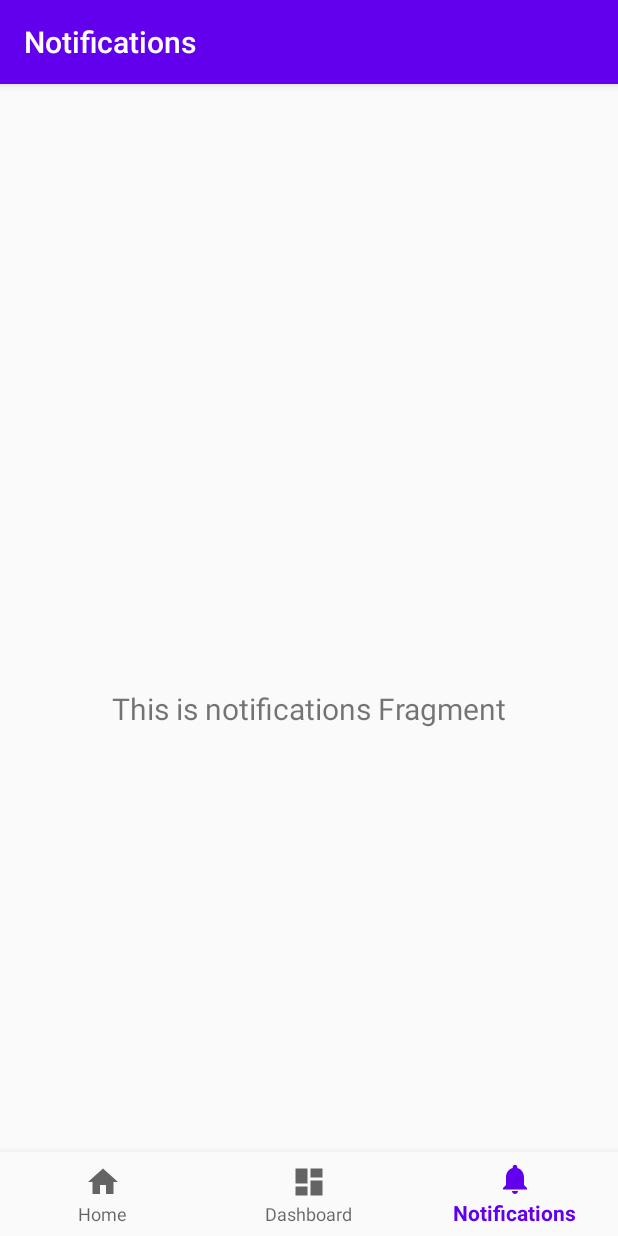
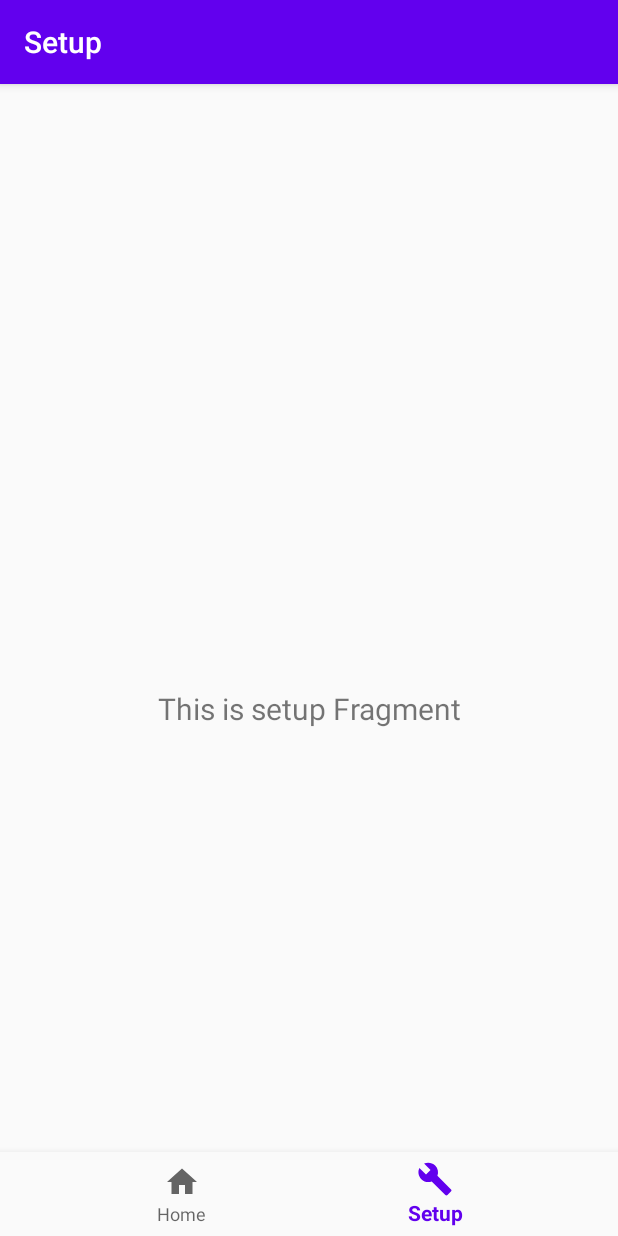
Before and after one commit to JPumphrey/diy-disco-lights, an Android app: the SetupFragment screen opened through its navigation route, on a phone screen of 412 x 824 dp. Run offline under Robolectric (Android 15) with nearby library versions, the phone set to English and light mode, and no system bars; our stand-ins replace navigation-ui.

Commit message:
Set up navigation and fragments

```diff
--- a/app/src/main/java/com/example/diydiscolights/MainActivity.kt
+++ b/app/src/main/java/com/example/diydiscolights/MainActivity.kt
@@ -19,7 +19,7 @@ class MainActivity : AppCompatActivity() {
         // Passing each menu ID as a set of Ids because each
         // menu should be considered as top level destinations.
         val appBarConfiguration = AppBarConfiguration(setOf(
-                R.id.navigation_home, R.id.navigation_dashboard, R.id.navigation_notifications))
+                R.id.navigation_home, R.id.navigation_setup))
         setupActionBarWithNavController(navController, appBarConfiguration)
         navView.setupWithNavController(navController)
     }
--- a/app/src/main/java/com/example/diydiscolights/ui/dashboard/DashboardFragment.kt
+++ /dev/null
@@ -1,31 +0,0 @@
-package com.example.diydiscolights.ui.dashboard
-
-import android.os.Bundle
-import android.view.LayoutInflater
-import android.view.View
-import android.view.ViewGroup
-import android.widget.TextView
-import androidx.fragment.app.Fragment
-import androidx.lifecycle.Observer
-import androidx.lifecycle.ViewModelProviders
-import com.example.diydiscolights.R
-
-class DashboardFragment : Fragment() {
-
-    private lateinit var dashboardViewModel: DashboardViewModel
-
-    override fun onCreateView(
-            inflater: LayoutInflater,
-            container: ViewGroup?,
-            savedInstanceState: Bundle?
-    ): View? {
-        dashboardViewModel =
-                ViewModelProviders.of(this).get(DashboardViewModel::class.java)
-        val root = inflater.inflate(R.layout.fragment_dashboard, container, false)
-        val textView: TextView = root.findViewById(R.id.text_dashboard)
-        dashboardViewModel.text.observe(viewLifecycleOwner, Observer {
-            textView.text = it
-        })
-        return root
-    }
-}
--- a/app/src/main/java/com/example/diydiscolights/ui/notifications/NotificationsViewModel.kt
+++ /dev/null
@@ -1,13 +0,0 @@
-package com.example.diydiscolights.ui.notifications
-
-import androidx.lifecycle.LiveData
-import androidx.lifecycle.MutableLiveData
-import androidx.lifecycle.ViewModel
-
-class NotificationsViewModel : ViewModel() {
-
-    private val _text = MutableLiveData<String>().apply {
-        value = "This is notifications Fragment"
-    }
-    val text: LiveData<String> = _text
-}
--- a/app/src/main/java/com/example/diydiscolights/ui/notifications/NotificationsFragment.kt
+++ b/app/src/main/java/com/example/diydiscolights/ui/setup/SetupFragment.kt
@@ -1,4 +1,4 @@
-package com.example.diydiscolights.ui.notifications
+package com.example.diydiscolights.ui.setup
 
 import android.os.Bundle
 import android.view.LayoutInflater
@@ -10,20 +10,20 @@ import androidx.lifecycle.Observer
 import androidx.lifecycle.ViewModelProviders
 import com.example.diydiscolights.R
 
-class NotificationsFragment : Fragment() {
+class SetupFragment : Fragment() {
 
-    private lateinit var notificationsViewModel: NotificationsViewModel
+    private lateinit var setupViewModel: SetupViewModel
 
     override fun onCreateView(
             inflater: LayoutInflater,
             container: ViewGroup?,
             savedInstanceState: Bundle?
     ): View? {
-        notificationsViewModel =
-                ViewModelProviders.of(this).get(NotificationsViewModel::class.java)
-        val root = inflater.inflate(R.layout.fragment_notifications, container, false)
-        val textView: TextView = root.findViewById(R.id.text_notifications)
-        notificationsViewModel.text.observe(viewLifecycleOwner, Observer {
+        setupViewModel =
+                ViewModelProviders.of(this).get(SetupViewModel::class.java)
+        val root = inflater.inflate(R.layout.fragment_setup, container, false)
+        val textView: TextView = root.findViewById(R.id.text_setup)
+        setupViewModel.text.observe(viewLifecycleOwner, Observer {
             textView.text = it
         })
         return root
--- a/app/src/main/java/com/example/diydiscolights/ui/dashboard/DashboardViewModel.kt
+++ b/app/src/main/java/com/example/diydiscolights/ui/setup/SetupViewModel.kt
@@ -1,13 +1,13 @@
-package com.example.diydiscolights.ui.dashboard
+package com.example.diydiscolights.ui.setup
 
 import androidx.lifecycle.LiveData
 import androidx.lifecycle.MutableLiveData
 import androidx.lifecycle.ViewModel
 
-class DashboardViewModel : ViewModel() {
+class SetupViewModel : ViewModel() {
 
     private val _text = MutableLiveData<String>().apply {
-        value = "This is dashboard Fragment"
+        value = "This is setup Fragment"
     }
     val text: LiveData<String> = _text
 }
--- /dev/null
+++ b/app/src/main/res/drawable/ic_build_black_24dp.xml
@@ -0,0 +1,9 @@
+<vector xmlns:android="http://schemas.android.com/apk/res/android"
+        android:width="24dp"
+        android:height="24dp"
+        android:viewportWidth="24.0"
+        android:viewportHeight="24.0">
+    <path
+        android:fillColor="#FF000000"
+        android:pathData="M22.7,19l-9.1,-9.1c0.9,-2.3 0.4,-5 -1.5,-6.9 -2,-2 -5,-2.4 -7.4,-1.3L9,6 6,9 1.6,4.7C0.4,7.1 0.9,10.1 2.9,12.1c1.9,1.9 4.6,2.4 6.9,1.5l9.1,9.1c0.4,0.4 1,0.4 1.4,0l2.3,-2.3c0.5,-0.4 0.5,-1.1 0.1,-1.4z"/>
+</vector>
--- a/app/src/main/res/drawable/ic_dashboard_black_24dp.xml
+++ /dev/null
@@ -1,9 +0,0 @@
-<vector xmlns:android="http://schemas.android.com/apk/res/android"
-    android:width="24dp"
-    android:height="24dp"
-    android:viewportWidth="24.0"
-    android:viewportHeight="24.0">
-    <path
-        android:fillColor="#FF000000"
-        android:pathData="M3,13h8L11,3L3,3v10zM3,21h8v-6L3,15v6zM13,21h8L21,11h-8v10zM13,3v6h8L21,3h-8z" />
-</vector>
--- a/app/src/main/res/drawable/ic_notifications_black_24dp.xml
+++ /dev/null
@@ -1,9 +0,0 @@
-<vector xmlns:android="http://schemas.android.com/apk/res/android"
-    android:width="24dp"
-    android:height="24dp"
-    android:viewportWidth="24.0"
-    android:viewportHeight="24.0">
-    <path
-        android:fillColor="#FF000000"
-        android:pathData="M12,22c1.1,0 2,-0.9 2,-2h-4c0,1.1 0.89,2 2,2zM18,16v-5c0,-3.07 -1.64,-5.64 -4.5,-6.32L13.5,4c0,-0.83 -0.67,-1.5 -1.5,-1.5s-1.5,0.67 -1.5,1.5v0.68C7.63,5.36 6,7.92 6,11v5l-2,2v1h16v-1l-2,-2z" />
-</vector>
--- a/app/src/main/res/layout/fragment_notifications.xml
+++ /dev/null
@@ -1,22 +0,0 @@
-<?xml version="1.0" encoding="utf-8"?>
-<androidx.constraintlayout.widget.ConstraintLayout xmlns:android="http://schemas.android.com/apk/res/android"
-    xmlns:app="http://schemas.android.com/apk/res-auto"
-    xmlns:tools="http://schemas.android.com/tools"
-    android:layout_width="match_parent"
-    android:layout_height="match_parent"
-    tools:context=".ui.notifications.NotificationsFragment">
-
-    <TextView
-        android:id="@+id/text_notifications"
-        android:layout_width="match_parent"
-        android:layout_height="wrap_content"
-        android:layout_marginStart="8dp"
-        android:layout_marginTop="8dp"
-        android:layout_marginEnd="8dp"
-        android:textAlignment="center"
-        android:textSize="20sp"
-        app:layout_constraintBottom_toBottomOf="parent"
-        app:layout_constraintEnd_toEndOf="parent"
-        app:layout_constraintStart_toStartOf="parent"
-        app:layout_constraintTop_toTopOf="parent" />
-</androidx.constraintlayout.widget.ConstraintLayout>
--- a/app/src/main/res/layout/fragment_dashboard.xml
+++ b/app/src/main/res/layout/fragment_setup.xml
@@ -4,10 +4,10 @@
     xmlns:tools="http://schemas.android.com/tools"
     android:layout_width="match_parent"
     android:layout_height="match_parent"
-    tools:context=".ui.dashboard.DashboardFragment">
+    tools:context=".ui.setup.SetupFragment">
 
     <TextView
-        android:id="@+id/text_dashboard"
+        android:id="@+id/text_setup"
         android:layout_width="match_parent"
         android:layout_height="wrap_content"
         android:layout_marginStart="8dp"
--- a/app/src/main/res/menu/bottom_nav_menu.xml
+++ b/app/src/main/res/menu/bottom_nav_menu.xml
@@ -7,13 +7,8 @@
         android:title="@string/title_home" />
 
     <item
-        android:id="@+id/navigation_dashboard"
-        android:icon="@drawable/ic_dashboard_black_24dp"
-        android:title="@string/title_dashboard" />
-
-    <item
-        android:id="@+id/navigation_notifications"
-        android:icon="@drawable/ic_notifications_black_24dp"
-        android:title="@string/title_notifications" />
+        android:id="@+id/navigation_setup"
+        android:icon="@drawable/ic_build_black_24dp"
+        android:title="@string/title_setup" />
 
 </menu>
--- a/app/src/main/res/navigation/mobile_navigation.xml
+++ b/app/src/main/res/navigation/mobile_navigation.xml
@@ -12,14 +12,9 @@
         tools:layout="@layout/fragment_home" />
 
     <fragment
-        android:id="@+id/navigation_dashboard"
-        android:name="com.example.diydiscolights.ui.dashboard.DashboardFragment"
-        android:label="@string/title_dashboard"
-        tools:layout="@layout/fragment_dashboard" />
+        android:id="@+id/navigation_setup"
+        android:name="com.example.diydiscolights.ui.setup.SetupFragment"
+        android:label="@string/title_setup"
+        tools:layout="@layout/fragment_setup" />
 
-    <fragment
-        android:id="@+id/navigation_notifications"
-        android:name="com.example.diydiscolights.ui.notifications.NotificationsFragment"
-        android:label="@string/title_notifications"
-        tools:layout="@layout/fragment_notifications" />
 </navigation>
--- a/app/src/main/res/values/strings.xml
+++ b/app/src/main/res/values/strings.xml
@@ -1,6 +1,5 @@
 <resources>
     <string name="app_name">DIY Disco Lights</string>
     <string name="title_home">Home</string>
-    <string name="title_dashboard">Dashboard</string>
-    <string name="title_notifications">Notifications</string>
+    <string name="title_setup">Setup</string>
 </resources>
```
